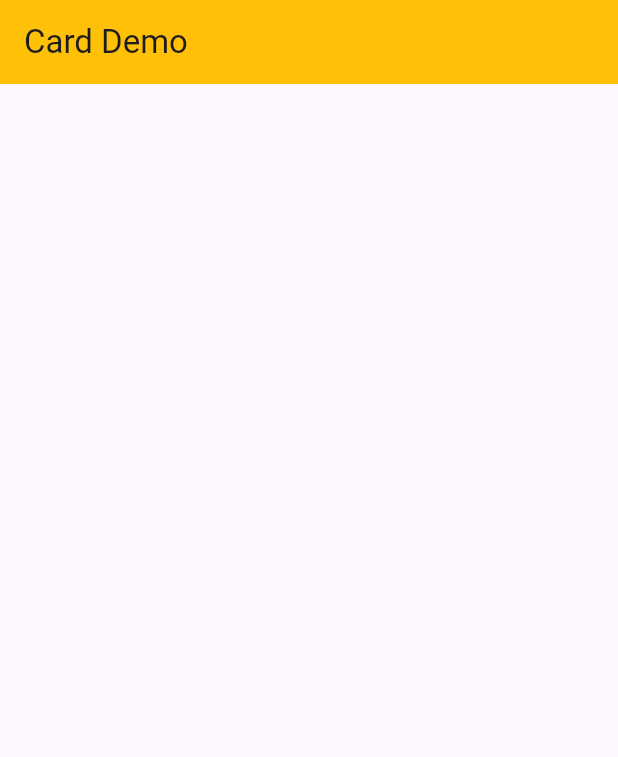
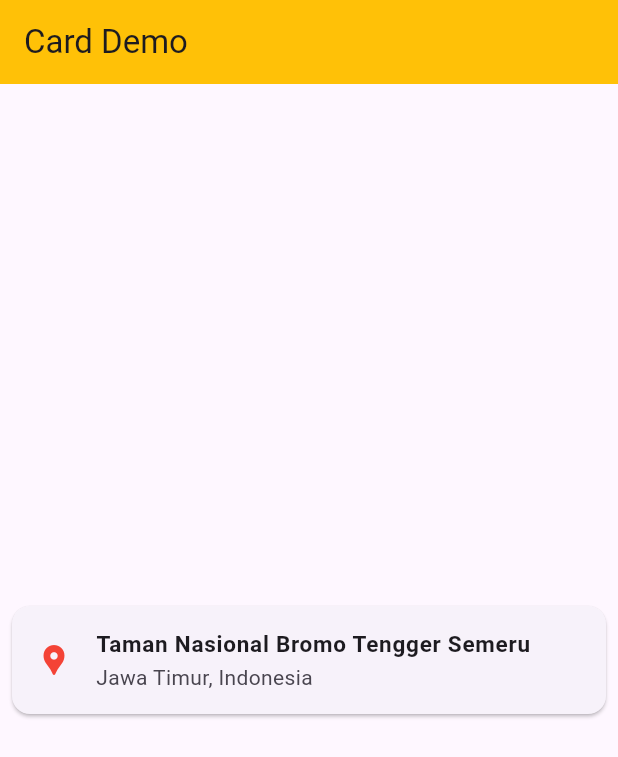
Before and after one commit to contrapoetra/mobile-programming-4, a Flutter app: the screen it shows after launch, on a phone screen of 412 x 824 dp. Shown: the top 757 px of the screen. Run offline on Flutter 3.47's test engine with Material 3 defaults, Android fonts, the light colour scheme and no system bars.

Commit message:
Update main.dart

```diff
--- a/lib/main.dart
+++ b/lib/main.dart
@@ -66,7 +66,17 @@ class DemoCard extends StatelessWidget {
             child: Column(
               mainAxisSize: MainAxisSize.min,
               children: [
-
+                const ListTile(
+                  leading: Icon(
+                    Icons.location_pin,
+                    color: Colors.red,
+                  ),
+                  title: Text(
+                    'Taman Nasional Bromo Tengger Semeru',
+                    style: TextStyle(fontSize: 15, fontWeight: FontWeight.bold),
+                  ),
+                  subtitle: Text('Jawa Timur, Indonesia'),
+                ),
               ],
             ),
           ),
```
